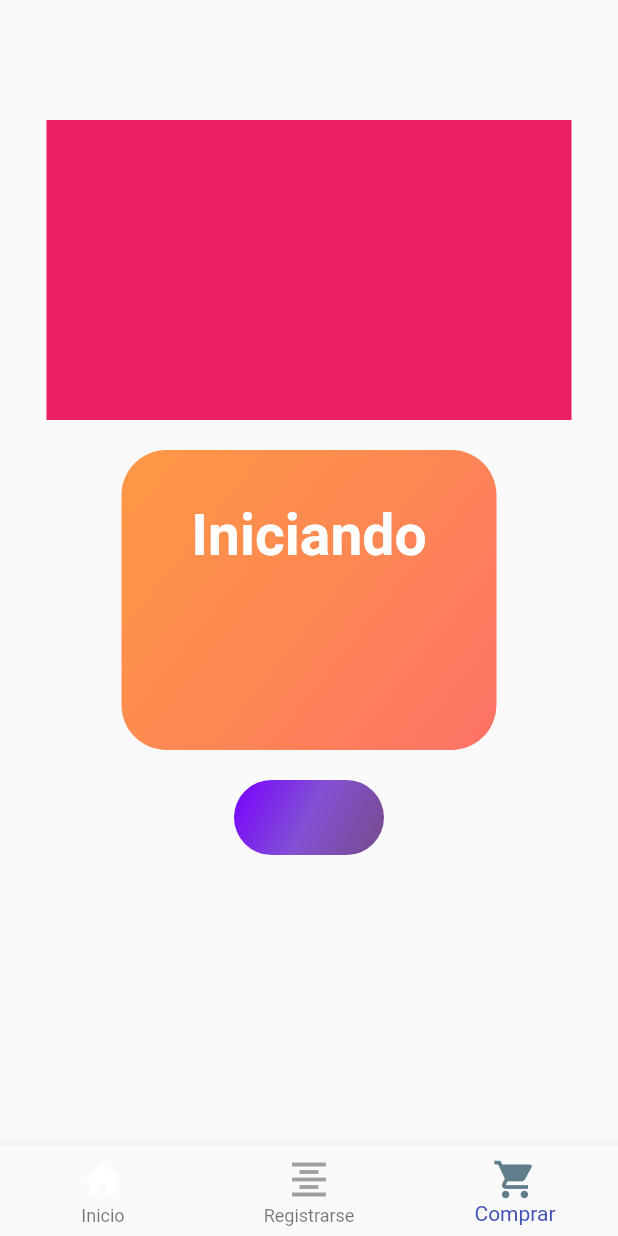
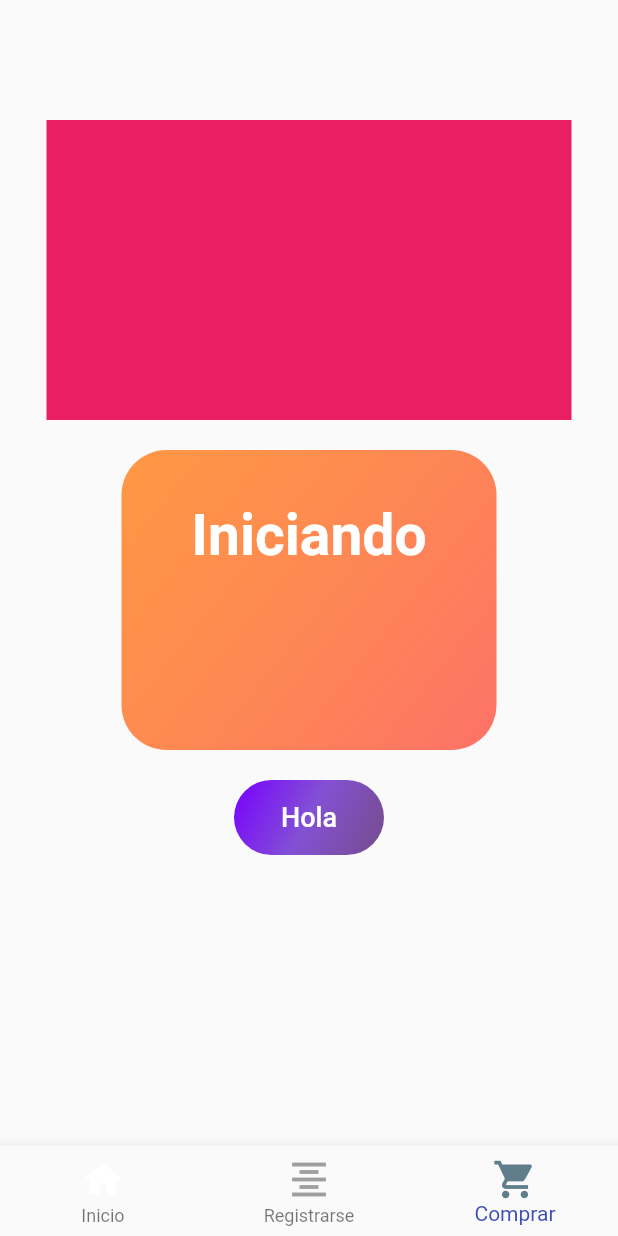
Before and after one commit to AlanRoblesS/AndoridUIII_Act7, a Flutter app: the screen it shows after launch, item 3 of the bottom bar chosen, on a phone screen of 412 x 824 dp. Run offline on Flutter 3.47's test engine with Material 2 defaults, Android fonts, the phone set to English and light mode, and no system bars.

```diff
--- a/lib/pages/third_page.dart
+++ b/lib/pages/third_page.dart
@@ -75,16 +75,13 @@ class _ThirdPageState extends State<ThirdPage> {
                 end: Alignment.bottomRight,
                 )
               ),
-              child: Container(
-                padding: EdgeInsets.only(top: 35.0, bottom: 16.0),
-                child: Text('Iniciando',
+              child: Text('Hola',
                 textAlign: TextAlign.center,
                 style: TextStyle(
                   color:Colors.white,
-                  fontSize: 38,
-                  fontWeight: FontWeight.bold
-                ),),
-              )//Fin de container
+                  fontSize: 18,
+                  fontWeight: FontWeight.w500),
+                ),//Fin de text
             ),//Fin de container
           ],//Fin de widget
         ),//Fin de columna
```
Also changed, not shown: 1 other file.
